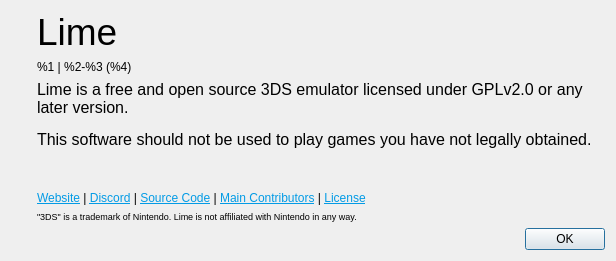
Qt form src/lime_qt/aboutdialog.ui (Lime3DS/Lime3DS) before a commit.
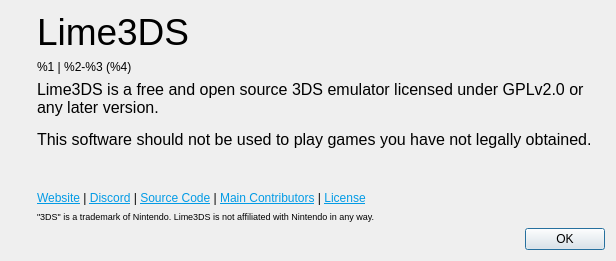
The same form after that commit. Icons and pictures are not drawn.

Commit message: Corrected Lime3DS being referred to as Lime in the about page

What changed in the file:
```diff
--- a/src/lime_qt/aboutdialog.ui
+++ b/src/lime_qt/aboutdialog.ui
@@ -57,7 +57,7 @@
           </sizepolicy>
          </property>
          <property name="text">
-          <string>&lt;html&gt;&lt;head/&gt;&lt;body&gt;&lt;p&gt;&lt;span style=&quot; font-size:28pt;&quot;&gt;Lime&lt;/span&gt;&lt;/p&gt;&lt;/body&gt;&lt;/html&gt;</string>
+          <string>&lt;html&gt;&lt;head/&gt;&lt;body&gt;&lt;p&gt;&lt;span style=&quot; font-size:28pt;&quot;&gt;Lime3DS&lt;/span&gt;&lt;/p&gt;&lt;/body&gt;&lt;/html&gt;</string>
          </property>
         </widget>
        </item>
@@ -87,7 +87,7 @@
 &lt;html&gt;&lt;head&gt;&lt;meta name=&quot;qrichtext&quot; content=&quot;1&quot; /&gt;&lt;style type=&quot;text/css&quot;&gt;
 p, li { white-space: pre-wrap; }
 &lt;/style&gt;&lt;/head&gt;&lt;body style=&quot; font-family:'Ubuntu'; font-size:11pt; font-weight:400; font-style:normal;&quot;&gt;
-&lt;p style=&quot; margin-top:0px; margin-bottom:0px; margin-left:0px; margin-right:0px; -qt-block-indent:0; text-indent:0px;&quot;&gt;&lt;span style=&quot; font-family:'MS Shell Dlg 2'; font-size:12pt;&quot;&gt;Lime is a free and open source 3DS emulator licensed under GPLv2.0 or any later version.&lt;/span&gt;&lt;/p&gt;
+&lt;p style=&quot; margin-top:0px; margin-bottom:0px; margin-left:0px; margin-right:0px; -qt-block-indent:0; text-indent:0px;&quot;&gt;&lt;span style=&quot; font-family:'MS Shell Dlg 2'; font-size:12pt;&quot;&gt;Lime3DS is a free and open source 3DS emulator licensed under GPLv2.0 or any later version.&lt;/span&gt;&lt;/p&gt;
 &lt;p style=&quot;-qt-paragraph-type:empty; margin-top:0px; margin-bottom:0px; margin-left:0px; margin-right:0px; -qt-block-indent:0; text-indent:0px; font-family:'MS Shell Dlg 2'; font-size:8pt;&quot;&gt;&lt;br /&gt;&lt;/p&gt;
 &lt;p style=&quot; margin-top:0px; margin-bottom:0px; margin-left:0px; margin-right:0px; -qt-block-indent:0; text-indent:0px;&quot;&gt;&lt;span style=&quot; font-family:'MS Shell Dlg 2'; font-size:12pt;&quot;&gt;This software should not be used to play games you have not legally obtained.&lt;/span&gt;&lt;/p&gt;&lt;/body&gt;&lt;/html&gt;</string>
          </property>
@@ -131,7 +131,7 @@
           </sizepolicy>
          </property>
          <property name="text">
-          <string>&lt;html&gt;&lt;head/&gt;&lt;body&gt;&lt;p&gt;&lt;span style=&quot; font-size:7pt;&quot;&gt;&amp;quot;3DS&amp;quot; is a trademark of Nintendo. Lime is not affiliated with Nintendo in any way.&lt;/span&gt;&lt;/p&gt;&lt;/body&gt;&lt;/html&gt;</string>
+          <string>&lt;html&gt;&lt;head/&gt;&lt;body&gt;&lt;p&gt;&lt;span style=&quot; font-size:7pt;&quot;&gt;&amp;quot;3DS&amp;quot; is a trademark of Nintendo. Lime3DS is not affiliated with Nintendo in any way.&lt;/span&gt;&lt;/p&gt;&lt;/body&gt;&lt;/html&gt;</string>
          </property>
         </widget>
        </item>
```
Left out of the diff: 2 changed lines with no effect on the pictures.
